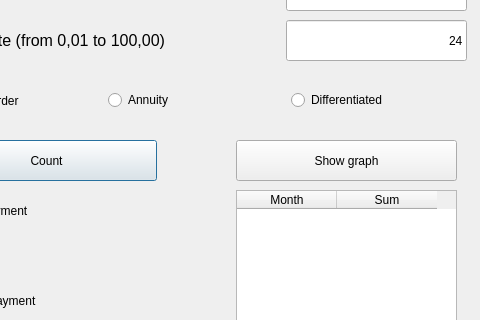
Above: src/view/credit_calc.ui from MikhailPimenov/s21_SmartCalc2 before the change; both pictures show x 84 to 564 and y 100 to 420 of the 564 by 625 pixel window. Below: the same form after it.
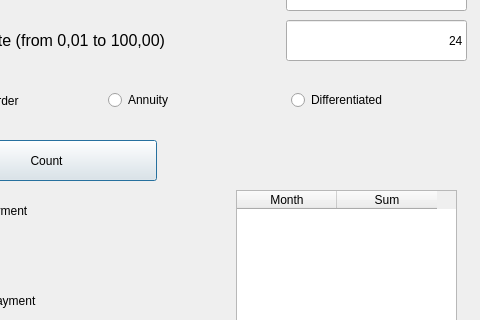
That is the form after the change.

Diff of the .ui file:
```diff
--- a/src/view/credit_calc.ui
+++ b/src/view/credit_calc.ui
@@ -167,7 +167,7 @@
     <string>Loan overpayment</string>
    </property>
   </widget>
-  <widget class="QPushButton" name="make_table">
+  <!-- <widget class="QPushButton" name="make_table">
    <property name="geometry">
     <rect>
      <x>320</x>
@@ -178,8 +178,8 @@
    </property>
    <property name="text">
     <string>Show graph</string>
-   </property>
-  </widget>
+   </property> -->
+  <!-- </widget> -->
   <widget class="QLabel" name="monthly_payment">
    <property name="geometry">
     <rect>
```
